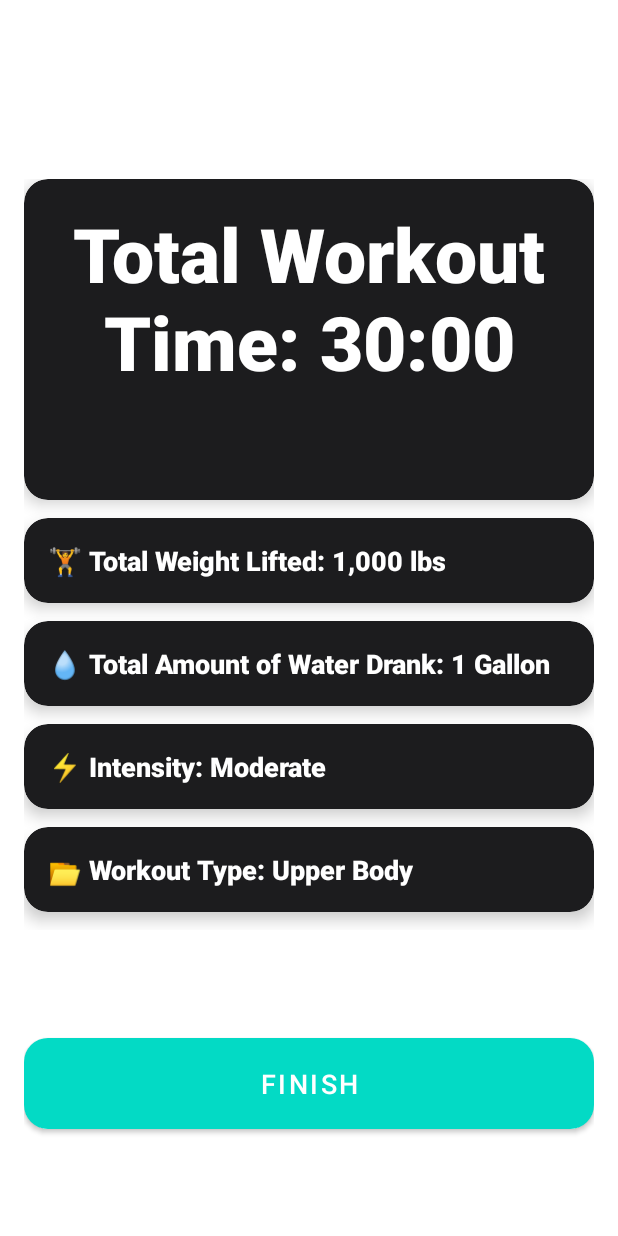
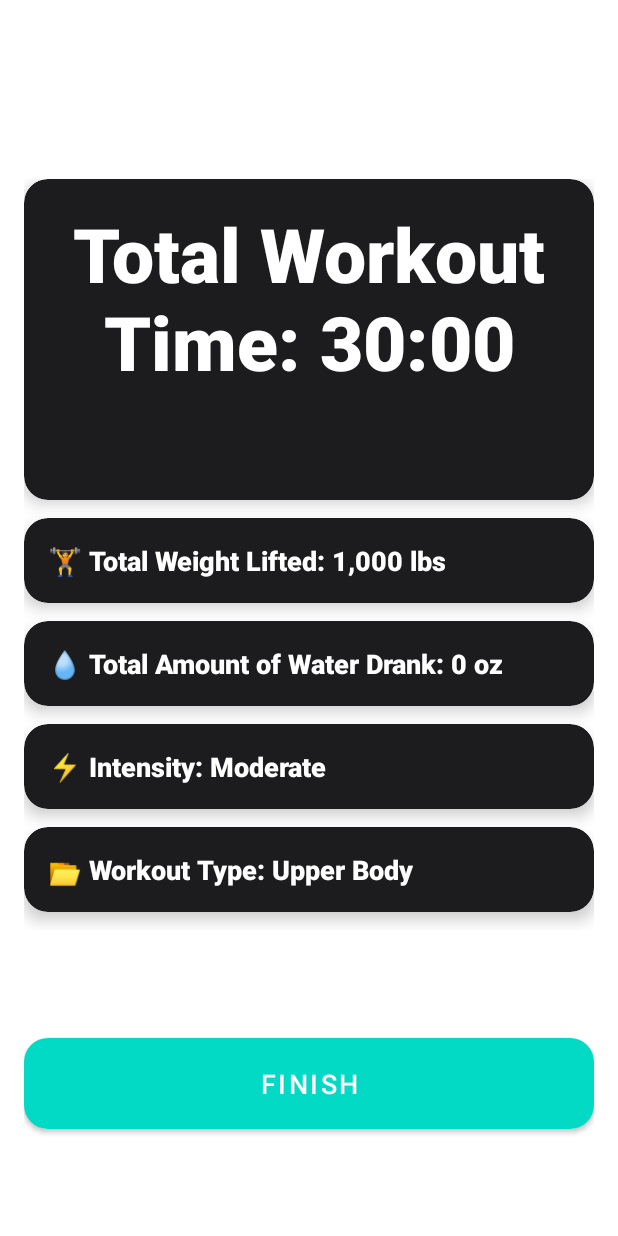
Before and after one commit to Tnelso95/PumpPatrol, an Android app built with Jetpack Compose: the fragment PostWorkoutSummaryFragment shown on its own in the app's theme, on a phone screen of 412 x 824 dp. Run offline under Robolectric (Android 15) with nearby library versions, the phone set to English and light mode, and no system bars; our stand-ins replace Firebase (no records; nobody signed in at launch, a user with empty details on screens opened directly).

Commit message:
more post workout stuff

```diff
--- a/app/src/main/res/layout/fragment_post_workout_summary.xml
+++ b/app/src/main/res/layout/fragment_post_workout_summary.xml
@@ -80,11 +80,12 @@
             android:backgroundTint="#1C1C1E">
 
             <TextView
+                android:id="@+id/textWaterDrank"
                 android:layout_width="match_parent"
                 android:layout_height="wrap_content"
                 android:fontFamily="sans-serif-black"
                 android:padding="16dp"
-                android:text="💧 Total Amount of Water Drank: 1 Gallon"
+                android:text="💧 Total Amount of Water Drank: 0 oz"
                 android:textColor="@android:color/white"
                 android:textSize="18sp" />
         </androidx.cardview.widget.CardView>
```
Also changed, not shown: app/src/main/java/com/example/pumppatrol/ui/workout/PostWorkoutViewModel.kt (+7 -2 lines), app/src/main/java/com/example/pumppatrol/ui/workout/WorkoutSessionFragment.kt (+6 -6 lines).
